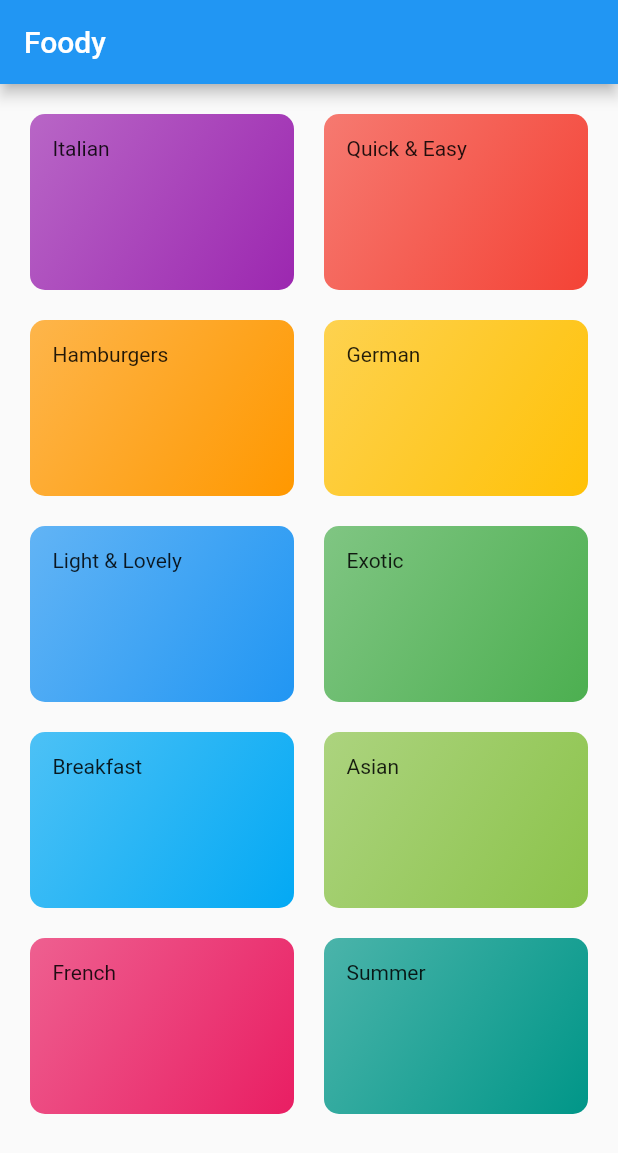
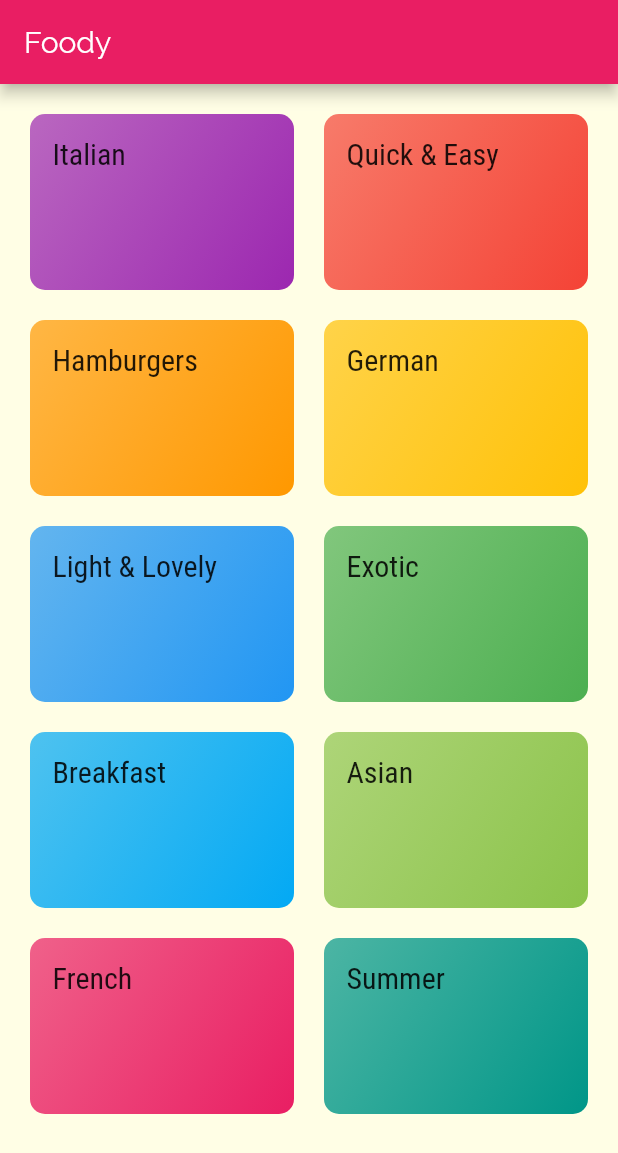
Before and after one commit to MichaelGetuWorku/foody-Flutter, a Flutter app: the screen it shows after launch, on a phone screen of 412 x 824 dp. Shown: the top 1153 px of the screen. Run offline on Flutter 3.47's test engine with Material 2 defaults, Android fonts, the phone set to English and light mode, and no system bars.

Commit message:
styling and theming

```diff
--- a/lib/catagorie_item.dart
+++ b/lib/catagorie_item.dart
@@ -9,7 +9,10 @@ class CatagoryItem extends StatelessWidget {
   Widget build(BuildContext context) {
     return Container(
       padding: const EdgeInsets.all(15),
-      child: Text(title),
+      child: Text(
+        title,
+        style: Theme.of(context).textTheme.headline6,
+      ),
       decoration: BoxDecoration(
         gradient: LinearGradient(
           colors: [
--- a/lib/main.dart
+++ b/lib/main.dart
@@ -9,8 +9,19 @@ class MyApp extends StatelessWidget {
     return MaterialApp(
       title: 'DeliMeals',
       theme: ThemeData(
-        primarySwatch: Colors.blue,
-      ),
+          primarySwatch: Colors.pink,
+          accentColor: Colors.amber,
+          canvasColor: Color.fromRGBO(255, 254, 229, 1),
+          fontFamily: 'Raleway',
+          textTheme: ThemeData.light().textTheme.copyWith(
+                bodyText2: TextStyle(color: Color.fromRGBO(20, 51, 51, 1)),
+                bodyText1: TextStyle(color: Color.fromRGBO(20, 51, 51, 1)),
+                headline6: TextStyle(
+                  fontSize: 20,
+                  fontFamily: 'RobotoCondence',
+                  fontWeight: FontWeight.w400,
+                ),
+              )),
       home: CatagoriesScreen(),
     );
   }
```
Also changed, not shown: pubspec.yaml (+18 -50 lines).
